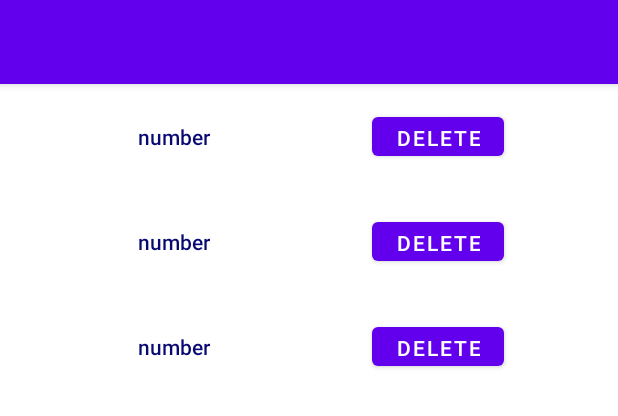
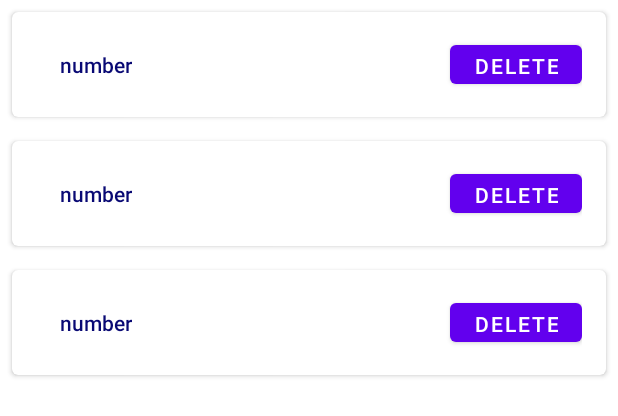
Before and after one commit to MarmyshevaDasha/recyclerViewTest, an Android app: the layout main_activity.xml on its own in the app's theme, with its tools: preview values and no code run, on a phone screen of 412 x 824 dp. Shown: the top 416 px of the screen. Run offline under Robolectric (Android 15) with nearby library versions, the phone set to English and light mode, and no system bars.

Commit message:
added element remove

```diff
--- a/app/src/main/res/layout/item_chat_single.xml
+++ b/app/src/main/res/layout/item_chat_single.xml
@@ -1,9 +1,19 @@
 <?xml version="1.0" encoding="utf-8"?>
-<androidx.constraintlayout.widget.ConstraintLayout xmlns:android="http://schemas.android.com/apk/res/android"
+<FrameLayout xmlns:android="http://schemas.android.com/apk/res/android"
+    xmlns:app="http://schemas.android.com/apk/res-auto"
     xmlns:tools="http://schemas.android.com/tools"
     android:layout_width="match_parent"
+    android:layout_height="wrap_content">
+
+    <androidx.cardview.widget.CardView
+        android:layout_width="match_parent"
+        android:layout_height="wrap_content"
+        android:layout_margin="8dp"
+        app:cardCornerRadius="4dp">
+
+        <androidx.constraintlayout.widget.ConstraintLayout
+            android:layout_width="match_parent"
             android:layout_height="70dp"
-    xmlns:app="http://schemas.android.com/apk/res-auto"
             android:padding="16dp">
 
             <TextView
@@ -11,7 +21,8 @@
                 android:layout_width="wrap_content"
                 android:layout_height="wrap_content"
                 android:layout_marginStart="16dp"
-        android:layout_marginEnd="48dp"
+                android:layout_marginEnd="8dp"
+                app:layout_constraintHorizontal_chainStyle="spread_inside"
                 android:fontFamily="sans-serif-medium"
                 android:textColor="#090974"
                 android:textSize="14sp"
@@ -33,3 +44,5 @@
 
 
         </androidx.constraintlayout.widget.ConstraintLayout>
+    </androidx.cardview.widget.CardView>
+</FrameLayout>
--- a/app/src/main/res/layout/main_activity.xml
+++ b/app/src/main/res/layout/main_activity.xml
@@ -7,30 +7,14 @@
     android:layout_height="match_parent"
     tools:context="com.recyclerviewtest.ui.main.MainActivity">
 
-    <com.google.android.material.appbar.AppBarLayout
-        android:layout_width="match_parent"
-        android:layout_height="wrap_content"
-        app:layout_constraintTop_toTopOf="parent"
-        app:layout_constraintStart_toStartOf="parent"
-        app:layout_constraintEnd_toEndOf="parent"
-        app:layout_constraintBottom_toTopOf="@id/rv_chat_list">
-
-        <androidx.appcompat.widget.Toolbar
-            android:layout_width="match_parent"
-            android:layout_height="?attr/actionBarSize">
-
-        </androidx.appcompat.widget.Toolbar>
-
-    </com.google.android.material.appbar.AppBarLayout>
-
     <androidx.recyclerview.widget.RecyclerView
         android:id="@+id/rv_chat_list"
         android:layout_width="match_parent"
         android:layout_height="match_parent"
+        app:layout_constraintBottom_toBottomOf="parent"
+        app:layout_constraintEnd_toEndOf="parent"
         app:layout_constraintStart_toStartOf="parent"
-        app:layout_constraintEnd_toEndOf="parent"
-
-        android:layout_marginTop="?attr/actionBarSize"
+        app:layout_constraintTop_toTopOf="parent"
         tools:listitem="@layout/item_chat_single" />
 
 </androidx.constraintlayout.widget.ConstraintLayout>
```
Also changed, not shown: app/src/main/java/com/recyclerviewtest/repository/ChatRepository.kt (+6 -1 lines), app/src/main/java/com/recyclerviewtest/ui/adapters/ChatAdapter.kt (+17 -10 lines), app/src/main/java/com/recyclerviewtest/ui/main/MainActivity.kt (+7 -5 lines), app/src/main/java/com/recyclerviewtest/viewmodels/MainViewModel.kt (+51 -3 lines). Lines whose indentation alone changed are shown as unchanged.
